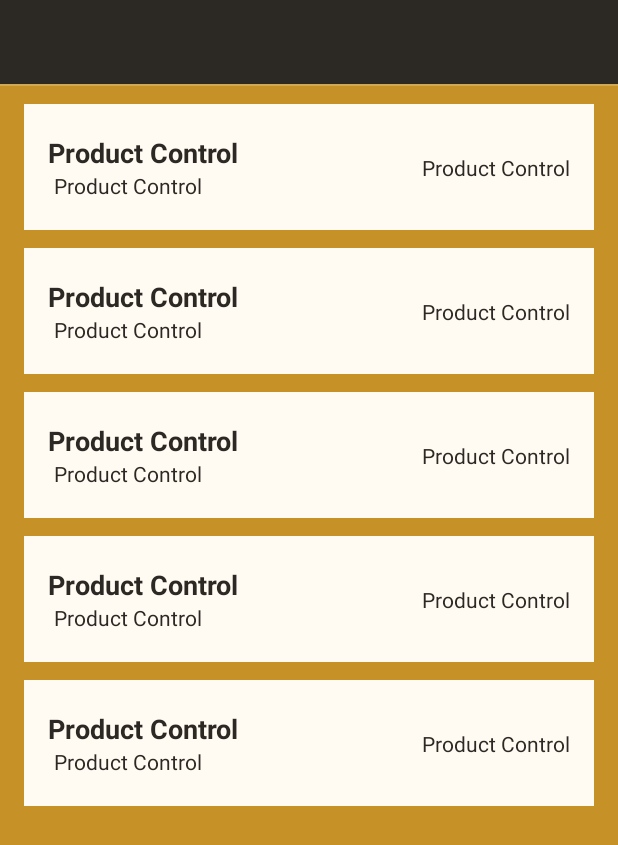
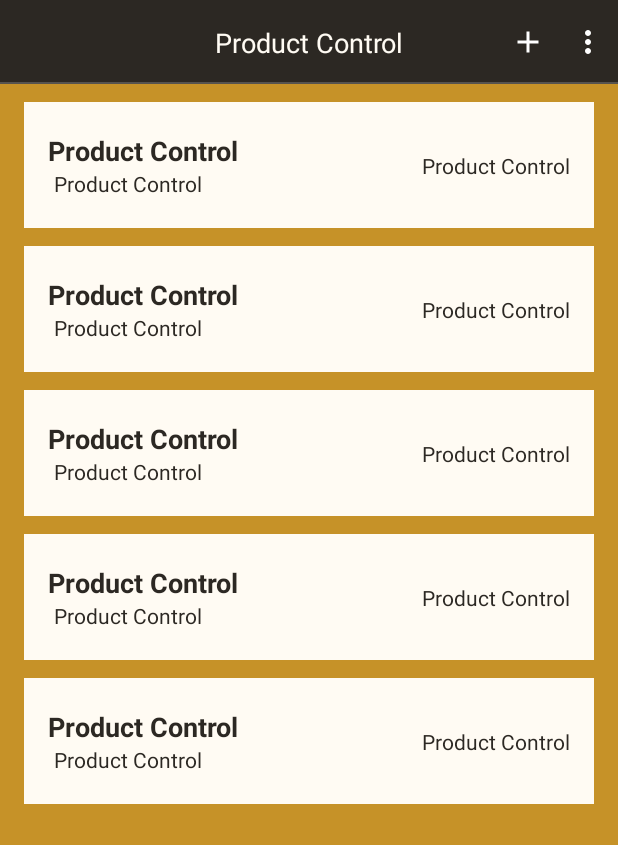
Before and after one commit to Quindinzao/android-custom-toolbar, an Android app: the layout activity_main.xml on its own in the app's theme, with its tools: preview values and no code run, on a phone screen of 412 x 824 dp. Shown: the top 845 px of the screen. Run offline under Robolectric (Android 15) with nearby library versions, the phone set to English and light mode, and no system bars; plain views replace SwipeableRecyclerView.

Commit message:
add custom bar

```diff
--- /dev/null
+++ b/app/src/main/res/drawable/ic_menu.xml
@@ -0,0 +1,5 @@
+<vector android:height="24dp" android:tint="#FFFFFF"
+    android:viewportHeight="24" android:viewportWidth="24"
+    android:width="24dp" xmlns:android="http://schemas.android.com/apk/res/android">
+    <path android:fillColor="@android:color/white" android:pathData="M12,8c1.1,0 2,-0.9 2,-2s-0.9,-2 -2,-2 -2,0.9 -2,2 0.9,2 2,2zM12,10c-1.1,0 -2,0.9 -2,2s0.9,2 2,2 2,-0.9 2,-2 -0.9,-2 -2,-2zM12,16c-1.1,0 -2,0.9 -2,2s0.9,2 2,2 2,-0.9 2,-2 -0.9,-2 -2,-2z"/>
+</vector>
--- a/app/src/main/res/layout/activity_main.xml
+++ b/app/src/main/res/layout/activity_main.xml
@@ -7,26 +7,9 @@
     android:background="#C69228"
     tools:context=".MainActivity">
 
-    <androidx.appcompat.widget.Toolbar
-        android:id="@+id/toolbar"
-        android:layout_width="0dp"
-        android:layout_height="wrap_content"
-        android:background="#2C2823"
-        android:minHeight="?attr/actionBarSize"
-        android:theme="?attr/actionBarTheme"
-        app:layout_constraintEnd_toEndOf="parent"
-        app:layout_constraintStart_toStartOf="parent"
-        app:layout_constraintTop_toTopOf="parent" />
-
-    <ImageView
-        android:id="@+id/imageView2"
-        android:layout_width="match_parent"
-        android:layout_height="1dp"
-        android:alpha="0.2"
-        android:background="@color/white"
-        app:layout_constraintEnd_toEndOf="parent"
-        app:layout_constraintStart_toStartOf="parent"
-        app:layout_constraintTop_toBottomOf="@+id/toolbar" />
+    <include
+        android:id="@+id/include"
+        layout="@layout/toolbar" />
 
     <com.tsuryo.swipeablerv.SwipeableRecyclerView
         android:id="@+id/rvProducts"
@@ -38,7 +21,7 @@
         app:layout_constraintEnd_toEndOf="parent"
         app:layout_constraintHorizontal_bias="1.0"
         app:layout_constraintStart_toStartOf="parent"
-        app:layout_constraintTop_toBottomOf="@+id/imageView2"
+        app:layout_constraintTop_toBottomOf="@+id/include"
         app:layout_constraintVertical_bias="0.0"
         app:leftBgColor="@color/red"
         app:leftImage="@drawable/ic_remove"
--- /dev/null
+++ b/app/src/main/res/layout/toolbar.xml
@@ -0,0 +1,59 @@
+<?xml version="1.0" encoding="utf-8"?>
+<androidx.constraintlayout.widget.ConstraintLayout xmlns:android="http://schemas.android.com/apk/res/android"
+    xmlns:app="http://schemas.android.com/apk/res-auto"
+    xmlns:tools="http://schemas.android.com/tools"
+    android:layout_width="match_parent"
+    android:layout_height="?actionBarSize"
+    android:background="#2C2823">
+
+    <ImageView
+        android:id="@+id/divisor"
+        android:layout_width="match_parent"
+        android:layout_height="1dp"
+        android:alpha="0.2"
+        android:background="@color/white"
+        android:contentDescription="@string/todo"
+        app:layout_constraintBottom_toBottomOf="parent"
+        app:layout_constraintEnd_toEndOf="parent"
+        app:layout_constraintStart_toStartOf="parent" />
+
+    <TextView
+        android:id="@+id/textView"
+        android:layout_width="wrap_content"
+        android:layout_height="wrap_content"
+        android:text="@string/app_name"
+        android:textColor="#FFFBF3"
+        android:textSize="18sp"
+        app:layout_constraintBottom_toBottomOf="parent"
+        app:layout_constraintEnd_toEndOf="parent"
+        app:layout_constraintStart_toStartOf="parent"
+        app:layout_constraintTop_toTopOf="parent" />
+
+    <ImageButton
+        android:id="@+id/ib_menu"
+        android:layout_width="wrap_content"
+        android:layout_height="match_parent"
+        android:background="@android:color/transparent"
+        android:contentDescription="@string/todo"
+        android:paddingStart="8dp"
+        android:paddingEnd="8dp"
+        android:src="@drawable/ic_menu"
+        app:layout_constraintBottom_toBottomOf="parent"
+        app:layout_constraintEnd_toEndOf="parent"
+        app:layout_constraintTop_toTopOf="parent" />
+
+    <ImageButton
+        android:id="@+id/ib_add"
+        android:layout_width="wrap_content"
+        android:layout_height="match_parent"
+        android:background="@android:color/transparent"
+        android:contentDescription="@string/todo"
+        android:paddingStart="8dp"
+        android:paddingEnd="8dp"
+        android:src="@drawable/ic_add"
+        app:layout_constraintBottom_toBottomOf="parent"
+        app:layout_constraintEnd_toStartOf="@+id/ib_menu"
+        app:layout_constraintTop_toTopOf="parent"
+        app:layout_constraintVertical_bias="0.0" />
+
+</androidx.constraintlayout.widget.ConstraintLayout>
```
Also changed, not shown: app/src/main/java/com/quindinzao/productcontrol/MainActivity.java (+28 -25 lines), app/src/main/res/menu/menu_toolbar.xml (+2 -11 lines).
